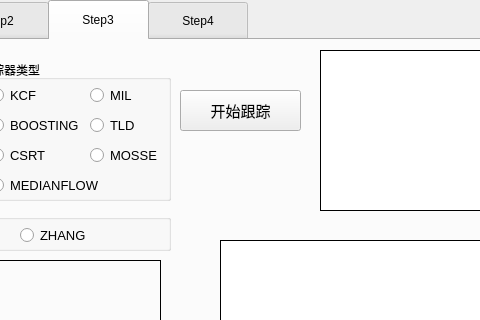
Above: qt/mainwindow.ui from XDU-ETVP-JH-ZK/Track_and_Visualize before the change; both pictures show x 152 to 632 and y 0 to 320 of the 977 by 645 pixel window. Below: the same form after it.
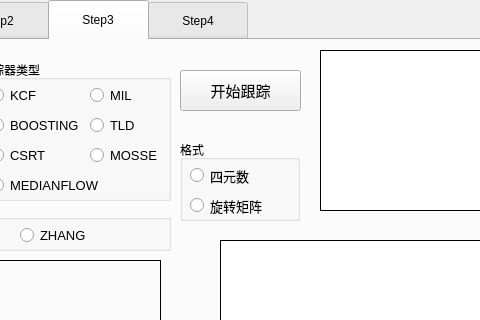
That is the form after the change. The open tabs and pages were chosen to show the change.

Commit message: 旋转矩阵

The edit to the form file:
```diff
--- a/qt/mainwindow.ui
+++ b/qt/mainwindow.ui
@@ -613,7 +613,7 @@
       <property name="geometry">
        <rect>
         <x>330</x>
-        <y>50</y>
+        <y>30</y>
         <width>121</width>
         <height>41</height>
        </rect>
@@ -1066,6 +1066,61 @@
        <string>轨迹可视化</string>
       </property>
      </widget>
+     <widget class="QGroupBox" name="groupBox_2">
+      <property name="geometry">
+       <rect>
+        <x>330</x>
+        <y>100</y>
+        <width>120</width>
+        <height>81</height>
+       </rect>
+      </property>
+      <property name="title">
+       <string>格式</string>
+      </property>
+      <widget class="QRadioButton" name="quat">
+       <property name="geometry">
+        <rect>
+         <x>10</x>
+         <y>20</y>
+         <width>91</width>
+         <height>31</height>
+        </rect>
+       </property>
+       <property name="font">
+        <font>
+         <pointsize>10</pointsize>
+        </font>
+       </property>
+       <property name="focusPolicy">
+        <enum>Qt::ClickFocus</enum>
+       </property>
+       <property name="text">
+        <string>四元数</string>
+       </property>
+      </widget>
+      <widget class="QRadioButton" name="rmat">
+       <property name="geometry">
+        <rect>
+         <x>10</x>
+         <y>50</y>
+         <width>91</width>
+         <height>31</height>
+        </rect>
+       </property>
+       <property name="font">
+        <font>
+         <pointsize>10</pointsize>
+        </font>
+       </property>
+       <property name="focusPolicy">
+        <enum>Qt::ClickFocus</enum>
+       </property>
+       <property name="text">
+        <string>旋转矩阵</string>
+       </property>
+      </widget>
+     </widget>
     </widget>
     <widget class="QWidget" name="tab_4">
      <attribute name="title">
```
Left out of the diff: 2 changed lines with no effect on the pictures. The commit also changes 6 other files.
